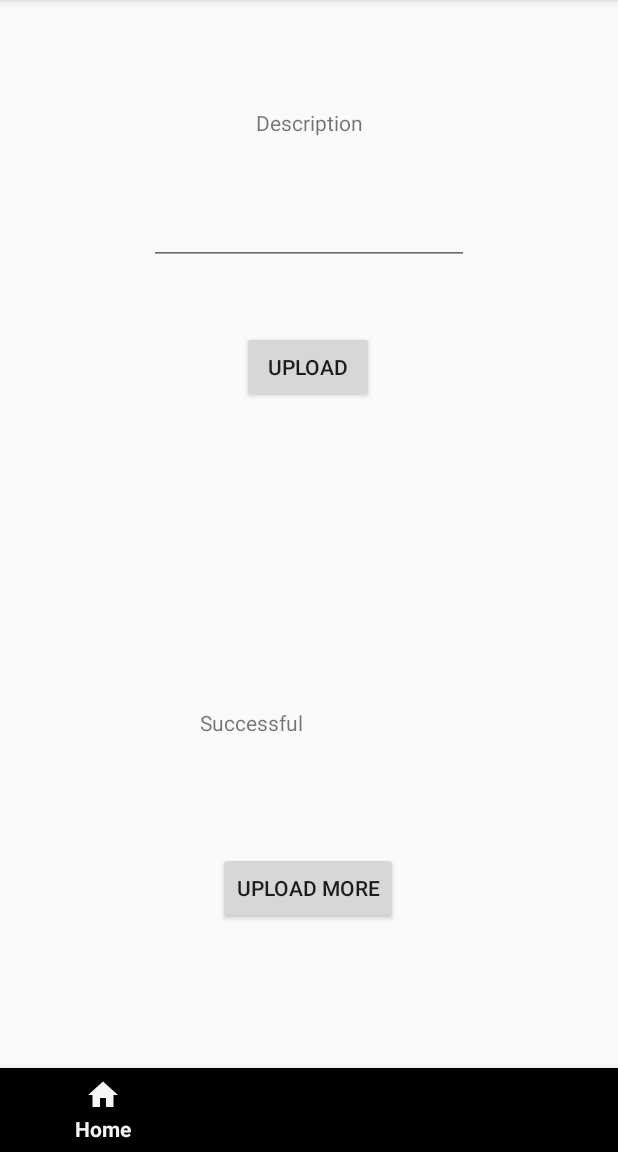
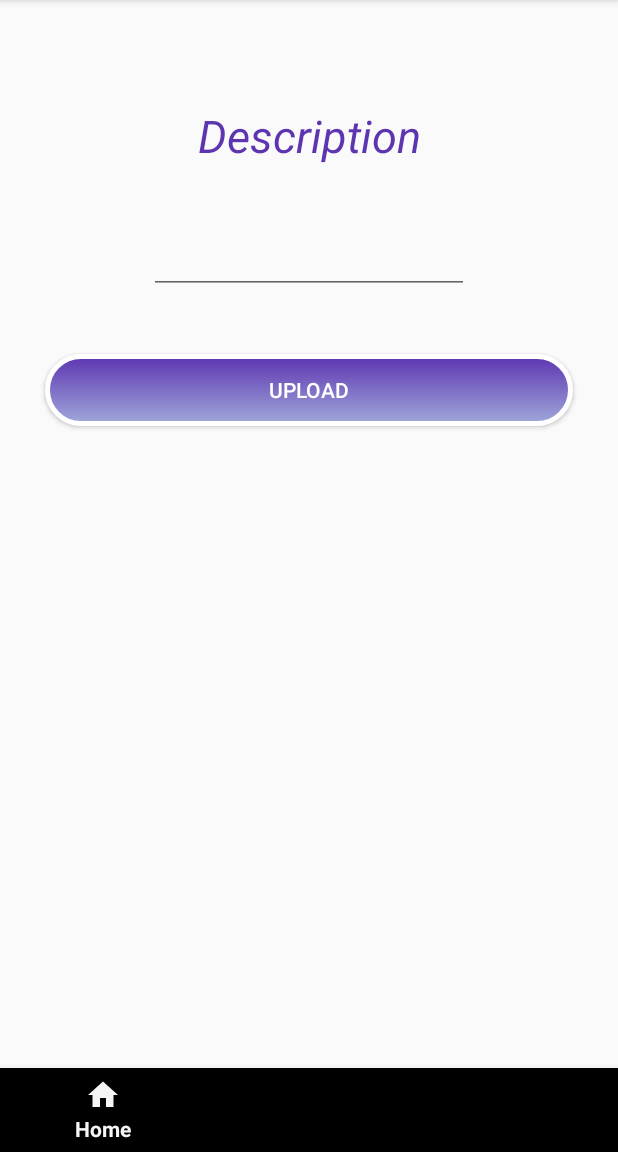
Before and after one commit to itsjatinjoshi/DemoProject2, an Android app: the fragment UploadDoc placed in its activity, on a phone screen of 412 x 824 dp, the part 84-1236 px from its top. Run offline under Robolectric (Android 15) with nearby library versions, the phone set to English and light mode, and no system bars; our stand-ins replace Firebase (no records; nobody signed in at launch, a user with empty details on screens opened directly); 2 statements that could not run were skipped.

Commit message:
-Implemented that to pick files from file manager and upload it to the Firebase database.

```diff
--- /dev/null
+++ b/app/src/main/java/FireBaseObjects/TransferDocument.java
@@ -0,0 +1,5 @@
+package FireBaseObjects;
+
+public class TransferDocument {
+
+}
--- a/app/src/main/java/com/example/demoproject/CameraFragment.java
+++ b/app/src/main/java/com/example/demoproject/CameraFragment.java
@@ -93,7 +93,7 @@
 
     private void selectDocuments() {
         Intent intent = new Intent();
-        intent.setType("application/pdf");
+        intent.setType("*/*");
         intent.setAction(Intent.ACTION_GET_CONTENT);
 
         startActivityForResult(Intent.createChooser(intent, "Select for PDF"), 1);
--- a/app/src/main/res/layout/fragment_upload_doc_to_firebase.xml
+++ b/app/src/main/res/layout/fragment_upload_doc_to_firebase.xml
@@ -13,8 +13,11 @@
         android:id="@+id/textView"
         android:layout_width="wrap_content"
         android:layout_height="wrap_content"
-        android:layout_marginTop="72dp"
+        android:layout_marginTop="70dp"
         android:text="Description"
+        android:textSize="30dp"
+        android:textColor="#5E35B1"
+        android:textStyle="italic"
         app:layout_constraintEnd_toEndOf="parent"
         app:layout_constraintStart_toStartOf="parent"
         app:layout_constraintTop_toTopOf="parent" />
@@ -32,34 +35,59 @@
 
     <Button
         android:id="@+id/btnUpload"
-        android:layout_width="wrap_content"
+        android:layout_width="match_parent"
         android:layout_height="wrap_content"
-        android:layout_marginTop="44dp"
+        android:layout_marginLeft="30dp"
+        android:layout_marginTop="40dp"
+        android:layout_marginRight="30dp"
+        android:background="@drawable/custom_button"
         android:text="Upload"
+        android:textColor="@color/white"
         app:layout_constraintEnd_toEndOf="parent"
-        app:layout_constraintHorizontal_bias="0.498"
         app:layout_constraintStart_toStartOf="parent"
         app:layout_constraintTop_toBottomOf="@+id/etFilePath" />
 
+    <androidx.constraintlayout.widget.ConstraintLayout
+        android:id="@+id/constrainLayout"
+        android:layout_width="match_parent"
+        android:layout_height="300dp"
+        android:background="#FFFFFF"
+        app:layout_constraintBottom_toBottomOf="parent"
+        app:layout_constraintEnd_toEndOf="parent"
+        app:layout_constraintStart_toStartOf="parent">
+
+        <Button
+            android:id="@+id/btnUploadMore"
+            android:layout_width="match_parent"
+            android:layout_height="wrap_content"
+            android:layout_marginLeft="30dp"
+            android:layout_marginTop="40dp"
+            android:layout_marginRight="30dp"
+            android:layout_marginBottom="100dp"
+            android:background="@drawable/custom_button"
+            android:text="Upload More"
+            android:textColor="@color/white"
+            app:layout_constraintBottom_toBottomOf="parent"
+            app:layout_constraintEnd_toEndOf="parent"
+            app:layout_constraintHorizontal_bias="0.537"
+            app:layout_constraintStart_toStartOf="parent" />
+
         <TextView
             android:id="@+id/tvSuccessMsg"
-        android:layout_width="144dp"
-        android:layout_height="24dp"
-        android:layout_marginBottom="72dp"
+            android:layout_width="wrap_content"
+            android:layout_height="wrap_content"
+            android:layout_marginBottom="50dp"
+            android:gravity="center"
             android:text="Successful"
+            android:textColor="#5E35B1"
+            android:textSize="50sp"
+            android:textStyle="italic"
             app:layout_constraintBottom_toTopOf="@+id/btnUploadMore"
             app:layout_constraintEnd_toEndOf="parent"
             app:layout_constraintHorizontal_bias="0.498"
             app:layout_constraintStart_toStartOf="parent" />
 
-    <Button
-        android:id="@+id/btnUploadMore"
-        android:layout_width="wrap_content"
-        android:layout_height="wrap_content"
-        android:layout_marginBottom="96dp"
-        android:text="Upload More"
-        app:layout_constraintBottom_toBottomOf="parent"
-        app:layout_constraintEnd_toEndOf="parent"
-        app:layout_constraintHorizontal_bias="0.498"
-        app:layout_constraintStart_toStartOf="parent" />
     </androidx.constraintlayout.widget.ConstraintLayout>
+
+
+</androidx.constraintlayout.widget.ConstraintLayout>
```
Also changed, not shown: app/src/main/java/FireBaseObjects/UploadDocumentsToFirebase.java (+15 -0 lines), app/src/main/java/com/example/demoproject/UploadDoc.java (+82 -21 lines). Lines whose indentation alone changed are shown as unchanged.
